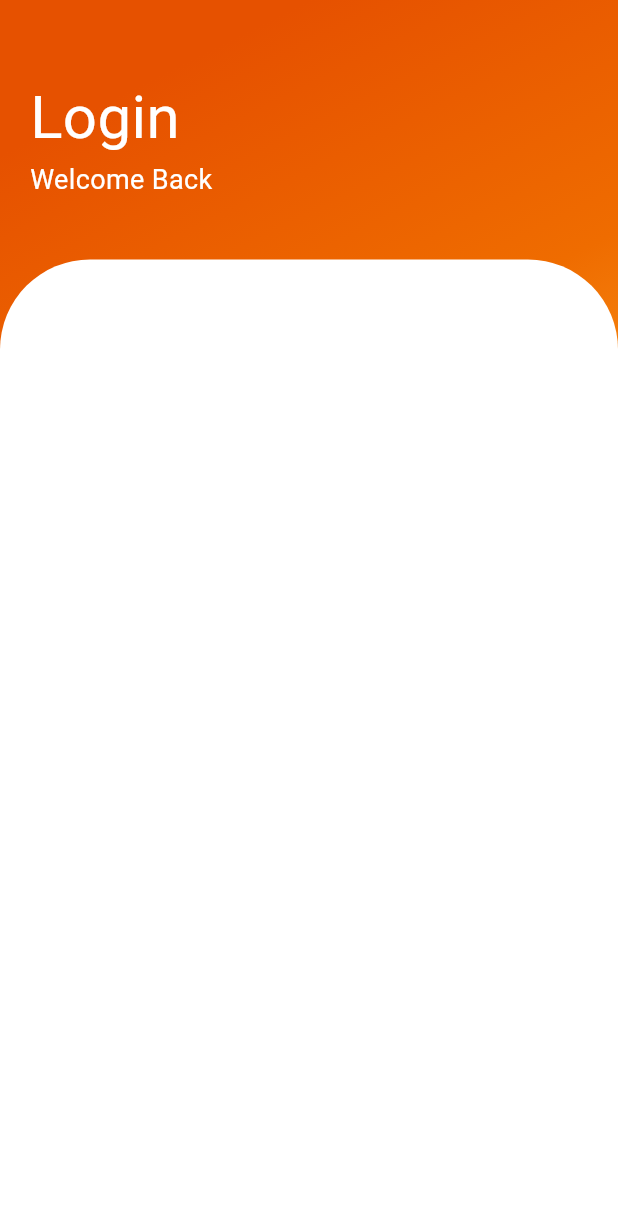
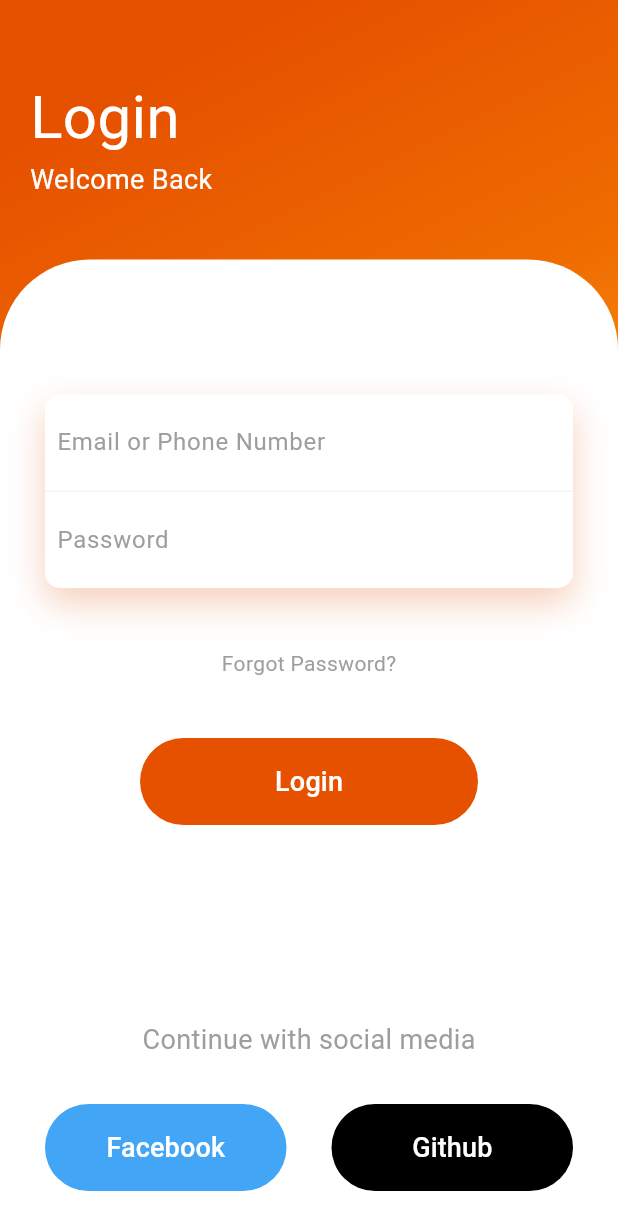
Before and after one commit to zgjff/flutter_demos, a Flutter app: the screen it shows after launch, on a phone screen of 412 x 824 dp. Shown: the top 1230 px of the screen. Run offline on Flutter 3.47's test engine with Material 3 defaults, Android fonts, the light colour scheme and no system bars; our stand-ins replace equatable, fl_chart, flutter_bloc, flutter_svg, responsive_builder, styled_widget.

Commit message:
基础登录UI完成

```diff
--- a/sample_login/lib/main.dart
+++ b/sample_login/lib/main.dart
@@ -13,6 +13,7 @@ class MyApp extends StatelessWidget {
   Widget build(BuildContext context) {
     return MaterialApp(
       title: 'Flutter Demo',
+      debugShowCheckedModeBanner: false,
       theme: ThemeData.light(useMaterial3: true).copyWith(
         scaffoldBackgroundColor: Colors.white,
         textTheme: const TextTheme(
--- a/sample_login/lib/screens/login_screen.dart
+++ b/sample_login/lib/screens/login_screen.dart
@@ -1,4 +1,5 @@
 import 'package:flutter/material.dart';
+import 'package:styled_widget/styled_widget.dart';
 
 import '../widgets/widgets.dart';
 
@@ -15,11 +16,31 @@ class LoginScreen extends StatelessWidget {
             const SizedBox(height: 30),
             const LoginTip(),
             const SizedBox(height: 20),
-            const LoginRadiusCard(
+            LoginRadiusCard(
               child: Padding(
-                padding: EdgeInsets.all(20),
-                child: Column(
-                  children: [],
+                padding: const EdgeInsets.all(30),
+                child: SafeArea(
+                  child: Column(
+                    mainAxisAlignment: MainAxisAlignment.spaceBetween,
+                    children: [
+                      Column(
+                        children: [
+                          const SizedBox(height: 60),
+                          const IntputCard(),
+                          const SizedBox(height: 40),
+                          const Text('Forgot Password?').textColor(Colors.grey),
+                          const SizedBox(height: 40),
+                          BackgroundTextButton(
+                            title: 'Login',
+                            color: Colors.orange[900],
+                            horizontal: 90,
+                            onPressed: () {},
+                          ),
+                        ],
+                      ),
+                      const SocialLogin(),
+                    ],
+                  ),
                 ),
               ),
             ),
--- /dev/null
+++ b/sample_login/lib/widgets/background_text_button.dart
@@ -0,0 +1,44 @@
+import 'package:flutter/material.dart';
+import 'package:styled_widget/styled_widget.dart';
+
+class BackgroundTextButton extends StatelessWidget {
+  const BackgroundTextButton({
+    super.key,
+    required this.title,
+    this.color,
+    this.horizontal,
+    this.onPressed,
+  });
+
+  final String title;
+  final Color? color;
+  final double? horizontal;
+  final VoidCallback? onPressed;
+  @override
+  Widget build(BuildContext context) {
+    return ElevatedButton(
+      onPressed: onPressed,
+      style: _buttonStyle(),
+      child: Container(
+        padding: const EdgeInsets.symmetric(vertical: 16),
+        child: Text(title).textColor(Colors.white).fontSize(18),
+      ),
+    );
+  }
+
+  ButtonStyle _buttonStyle() {
+    if (horizontal != null) {
+      return ButtonStyle(
+        padding: WidgetStateProperty.all(
+          EdgeInsets.symmetric(horizontal: horizontal!),
+        ),
+        elevation: WidgetStateProperty.all(0),
+        backgroundColor: WidgetStateProperty.all(color),
+      );
+    }
+    return ButtonStyle(
+      elevation: WidgetStateProperty.all(0),
+      backgroundColor: WidgetStateProperty.all(color),
+    );
+  }
+}
--- /dev/null
+++ b/sample_login/lib/widgets/input_card.dart
@@ -0,0 +1,54 @@
+import 'package:flutter/material.dart';
+
+class IntputCard extends StatelessWidget {
+  const IntputCard({
+    super.key,
+  });
+
+  @override
+  Widget build(BuildContext context) {
+    return Container(
+      // padding: const EdgeInsets.all(10),
+      decoration: const BoxDecoration(
+        color: Colors.white,
+        borderRadius: BorderRadius.all(
+          Radius.circular(10),
+        ),
+        boxShadow: [
+          BoxShadow(
+            color: Color.fromRGBO(225, 95, 27, 0.3),
+            blurRadius: 20,
+            offset: Offset(0, 10),
+          ),
+        ],
+      ),
+      child: Column(
+        children: [
+          _inputField('Email or Phone Number'),
+          Container(
+            height: 1,
+            color: Colors.grey[100],
+          ),
+          _inputField('Password'),
+        ],
+      ),
+    );
+  }
+
+  Padding _inputField(String hintText) {
+    return Padding(
+      padding: const EdgeInsets.all(8.0),
+      child: TextField(
+        decoration: InputDecoration(
+          hintText: hintText,
+          hintStyle: const TextStyle(
+            color: Colors.grey,
+          ),
+          border: InputBorder.none,
+        ),
+        style: const TextStyle(color: Colors.black),
+        cursorColor: Colors.lightBlueAccent,
+      ),
+    );
+  }
+}
--- a/sample_login/lib/widgets/login_radius_card.dart
+++ b/sample_login/lib/widgets/login_radius_card.dart
@@ -11,7 +11,6 @@ class LoginRadiusCard extends StatelessWidget {
   Widget build(BuildContext context) {
     return Expanded(
       child: Container(
-        width: double.infinity,
         decoration: const BoxDecoration(
           color: Colors.white,
           borderRadius: BorderRadius.only(
--- /dev/null
+++ b/sample_login/lib/widgets/social_login.dart
@@ -0,0 +1,42 @@
+import 'package:flutter/material.dart';
+import 'package:styled_widget/styled_widget.dart';
+
+import 'background_text_button.dart';
+
+class SocialLogin extends StatelessWidget {
+  const SocialLogin({
+    super.key,
+  });
+
+  @override
+  Widget build(BuildContext context) {
+    return Column(
+      children: [
+        const Text('Continue with social media')
+            .textColor(Colors.grey)
+            .fontSize(18),
+        const SizedBox(height: 30),
+        Row(
+          mainAxisAlignment: MainAxisAlignment.spaceBetween,
+          children: [
+            Expanded(
+              child: BackgroundTextButton(
+                title: 'Facebook',
+                color: Colors.blue[400],
+                onPressed: () {},
+              ),
+            ),
+            const SizedBox(width: 30),
+            Expanded(
+              child: BackgroundTextButton(
+                title: 'Github',
+                color: Colors.black,
+                onPressed: () {},
+              ),
+            ),
+          ],
+        ),
+      ],
+    );
+  }
+}
--- a/sample_login/lib/widgets/widgets.dart
+++ b/sample_login/lib/widgets/widgets.dart
@@ -1,3 +1,6 @@
+export 'background_text_button.dart';
 export 'gradient_login.dart';
+export 'input_card.dart';
 export 'login_radius_card.dart';
 export 'login_tip.dart';
+export 'social_login.dart';
```
